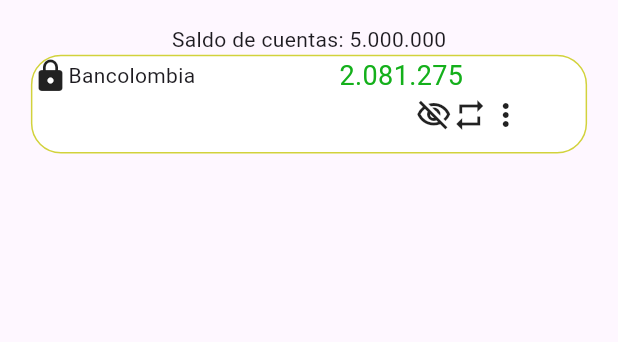
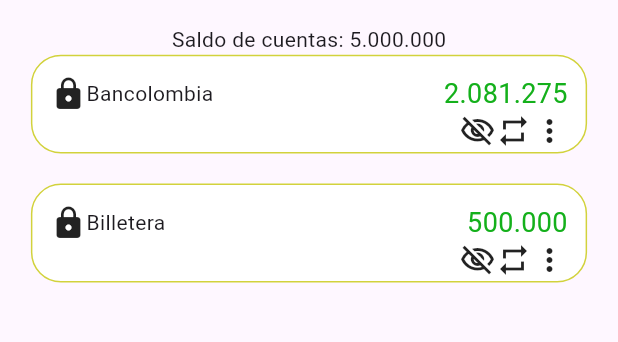
Before and after one commit to softdimo/wapig, a Flutter app: the CuentasScreen screen opened directly, on a phone screen of 412 x 824 dp, the part 84-426 px from its top. Run offline on Flutter 3.47's test engine with Material 3 defaults, Android fonts, the phone set to English and light mode, and no system bars; our stand-ins replace dio.

Commit message:
ordenamiento vista cada cuenta

```diff
--- a/lib/presentation/screens/cuentas_screen.dart
+++ b/lib/presentation/screens/cuentas_screen.dart
@@ -28,7 +28,6 @@ class _CuentasScreenState extends State<CuentasScreen> {
           color: Colors.white,
           size: 35,
         ),
-
       ),
       drawer: const SideMenu(),
 
@@ -42,12 +41,7 @@ class _CuentasScreenState extends State<CuentasScreen> {
             children: [
               const Text('Saldo de cuentas: 5.000.000'),
               Container(
-                // padding:  EdgeInsets.fromLTRB(
-                //   size.width * 0.00, 4,
-                //   size.width * 0.1,
-                //   size.width * 0.3,
-                // ),
-                // padding: EdgeInsets.only(top: size.height * 0.01),
+                padding: const EdgeInsets.all(12.0),
                 decoration: BoxDecoration(
                     borderRadius: BorderRadius.circular(20),
                     color: Colors.white,
@@ -58,68 +52,19 @@ class _CuentasScreenState extends State<CuentasScreen> {
                 width: size.width * 0.9,
                 child: Column(
                   children: [
-                    // TitleName(
-                    //   welcomeText: 'Cuenta personal',
-                    //   fontSize: 20,
-                    //   paddingTop: 0,
-                    //   paddingBottom: 10,
-                    //   onPressed: () {
-                    //     /* Navigator.push(
-                    //       context,
-                    //       MaterialPageRoute(
-                    //           builder: (context) => const AccionCuentaScreen()),
-                    //     ); */
-                    //   }
-                    // ),
                     Row(
                       mainAxisAlignment: MainAxisAlignment.spaceBetween,
                       children: [
-                        const Icon(Icons.lock),
-                        const Text('Bancolombia'),
-                        /* Expanded(
-                        // Container(
-                          // padding: EdgeInsets.only(left: size.width * 0.1),
-                          child: SingleCount(
-                              iconType1: Icons.lock,
-                              accountName: 'Bancolombia:',
-                              fontSize: 18,
-                              paddingTop: 0,
-                              paddingBottom: 0,
-                              typeText: FontWeight.normal,
-                              // isSansita: false,
-                              onPressed: () {}
+                        const Row(
+                          children: [
+                            Icon(Icons.lock),
+                            Text('Bancolombia'),
+                          ],
                         ),
-                        ), */
-                        // ================= INICIO PRUEBA =================
-                        // Expanded(
-                        //   child: Row(
-                        //     crossAxisAlignment: CrossAxisAlignment.center,
-                        //     children: [
-                        //       const Icon(Icons.lock),
-                        //       const SizedBox(width: 0), // Ajusta este valor según tus necesidades
-                        //       Flexible(
-                        //         child: SingleCount(
-                        //           accountName: 'Bancolombia:',
-                        //           fontSize: 18,
-                        //           paddingTop: 0,
-                        //           paddingBottom: 0,
-                        //           typeText: FontWeight.normal,
-                        //           onPressed: () {},
-                        //         ),
-                        //       ),
-                        //     ],
-                        //   ),
-                        // ),
-                        // ================= FIN PRUEBA =================
 
                         // ===================================================
 
-                        Expanded(
-                        // Container(
-                          // padding: EdgeInsets.only(right: size.width * 0.1),
-                          // SingleCount(
-                          child: SingleCount(
-                              // iconType: Icons.mail,
+                        SingleCount(
                           accountName: '2.081.275',
                           colorText: const Color.fromRGBO(20, 176, 27, 1),
                           fontSize: 18,
@@ -127,42 +72,93 @@ class _CuentasScreenState extends State<CuentasScreen> {
                           paddingBottom: 0,
                           typeText: FontWeight.normal,
                           isSansita: false,
-                              onPressed: () {}),
+                          onPressed: () {}
                         ),
                       ],
                     ),
+
                     // ============================================
-                    // Iconos flutter
-                    // https://api.flutter.dev/flutter/material/Icons-class.html
+
                     Row(
-                      mainAxisAlignment: MainAxisAlignment.spaceBetween,
+                      mainAxisAlignment: MainAxisAlignment.end,
                       children: [
-                        Container(
-                          padding: EdgeInsets.only(left: size.width * 0.1),
-                          child: SingleCount(
-                              // iconType: Icons.lock,
-                              accountName: '',
-                              fontSize: 18,
+                        SingleCount(
+                          iconType2: Icons.visibility_off_outlined,
+                          iconType3: Icons.repeat,
+                          iconType4: Icons.more_vert,
+                          colorText: const Color.fromRGBO(20, 176, 27, 1),
+                          fontSize: 10,
                           paddingTop: 0,
                           paddingBottom: 0,
                           typeText: FontWeight.normal,
                           isSansita: false,
-                              onPressed: () {}),
+                          onPressed: () {}
                         ),
+                      ],
+                    ),
+                  ],
+                ),
+              ),
+
+              const SizedBox(height: 20),
+
+              // ========================================================
+              // ========================================================
+              // ========================================================
+
               Container(
-                          padding: EdgeInsets.only(right: size.width * 0.1),
-                          child: SingleCount(
-                              iconType2: Icons.visibility_off_outlined,
-                              iconType3: Icons.repeat,
-                              iconType4: Icons.more_vert,
-                              // accountName: '0',
+                padding: const EdgeInsets.all(12.0),
+                decoration: BoxDecoration(
+                    borderRadius: BorderRadius.circular(20),
+                    color: Colors.white,
+                    border:
+                        Border.all(color: const Color.fromARGB(196, 196, 196, 1))
+                ),
+                height: size.height * 0.08,
+                width: size.width * 0.9,
+                child: Column(
+                  children: [
+                    Row(
+                      mainAxisAlignment: MainAxisAlignment.spaceBetween,
+                      children: [
+                        const Row(
+                          children: [
+                            Icon(Icons.lock),
+                            Text('Billetera'),
+                          ],
+                        ),
+
+                        // ===================================================
+
+                        SingleCount(
+                          accountName: '500.000',
                           colorText: const Color.fromRGBO(20, 176, 27, 1),
                           fontSize: 18,
                           paddingTop: 0,
                           paddingBottom: 0,
                           typeText: FontWeight.normal,
                           isSansita: false,
-                              onPressed: () {}),
+                          onPressed: () {}
+                        ),
+                      ],
+                    ),
+
+                    // ============================================
+
+                    Row(
+                      mainAxisAlignment: MainAxisAlignment.end,
+                      children: [
+                        SingleCount(
+                          iconType2: Icons.visibility_off_outlined,
+                          iconType3: Icons.repeat,
+                          iconType4: Icons.more_vert,
+                          colorText: const Color.fromRGBO(20, 176, 27, 1),
+                          fontSize: 10,
+                          paddingTop: 0,
+                          paddingBottom: 0,
+                          typeText: FontWeight.normal,
+                          isSansita: false,
+                          onPressed: () {}
                         ),
                       ],
                     ),
--- a/recursos/comandos.txt
+++ b/recursos/comandos.txt
@@ -29,3 +29,6 @@
 
 # Snippet para crear la estructura del archivo
 - mateapp
+
+# Iconos flutter
+- https://api.flutter.dev/flutter/material/Icons-class.html
```
Lines whose indentation alone changed are shown as unchanged.
